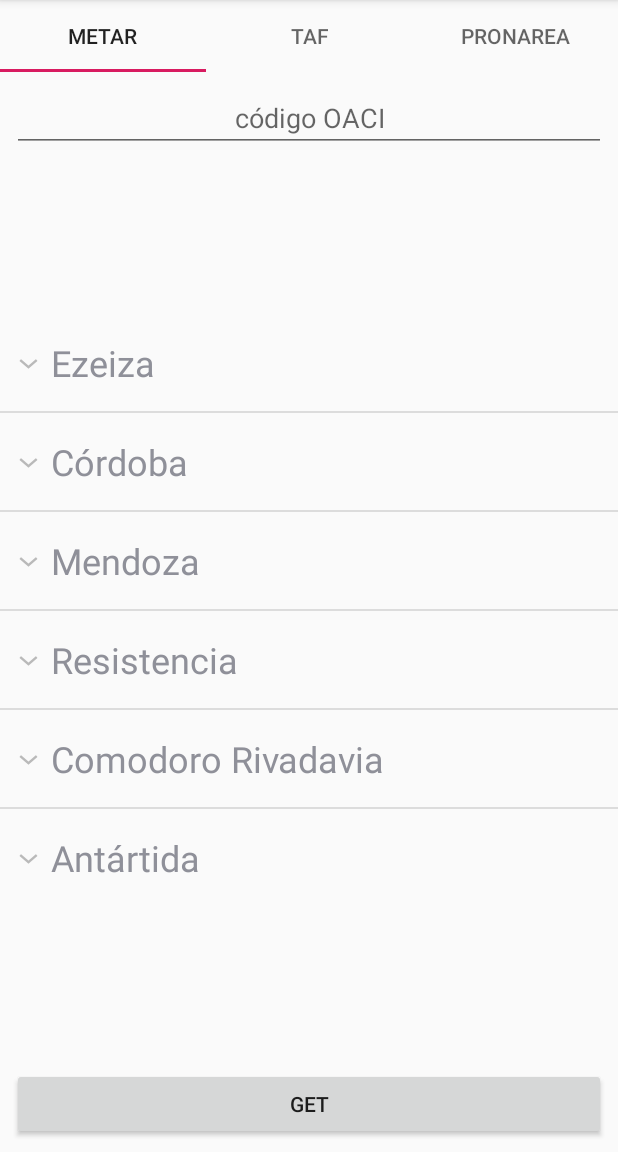
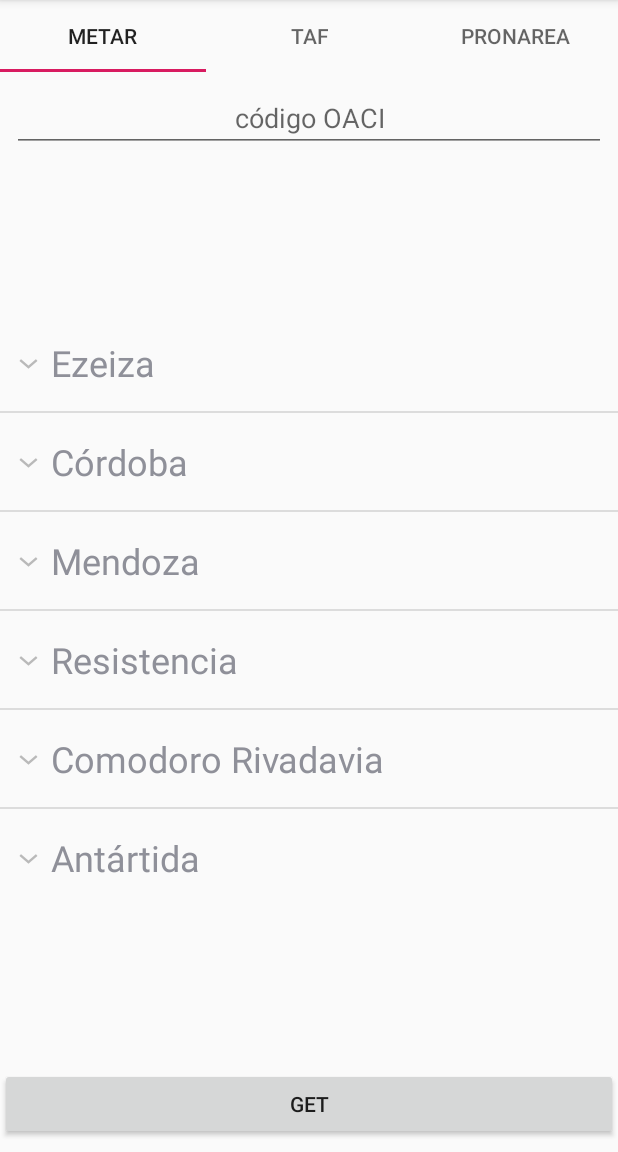
Before and after one commit to LeanzaBruno/MAERA, an Android app: the screen it shows after launch (MainActivity), after a tap on "GET", on a phone screen of 412 x 824 dp, the part 84-1236 px from its top. Run offline under Robolectric (Android 15) with nearby library versions, the phone set to English and light mode, and no system bars.

Commit message:
some changes

```diff
--- a/app/src/main/java/com/maera/AirportsDataBase.java
+++ b/app/src/main/java/com/maera/AirportsDataBase.java
@@ -2,102 +2,130 @@ package com.maera;
 
 import java.util.ArrayList;
 import java.util.Arrays;
-import java.util.LinkedList;
 import java.util.List;
 
 final class AirportsDataBase {
-
     static final private Airport SABE = new Airport("Aeroparque",      "SABE",true);
-    static final private Airport SAAG = new Airport("Gualeguaychú",    "SAAG", false);
+    static final private Airport SAZA = new Airport("Azul",            "SAZA", false);
     static final private Airport SAZB = new Airport("Bahía Blanca",    "SAZB",true);
     static final private Airport SAZS = new Airport("Bariloche",       "SAZS",true);
+
+    static final private Airport SADO = new Airport("Campo de Mayo",   "SADO", false);
     static final private Airport SAZY = new Airport("Chapelco",        "SAZY",true);
+    static final private Airport SAAC = new Airport("Concordia",       "SAAC",false);
     static final private Airport SADP = new Airport("El Palomar",      "SADP",true);
+
     static final private Airport SAEZ = new Airport("Ezeiza",          "SAEZ",true);
+    static final private Airport SAZG = new Airport("General Pico",    "SAZG",false);
+    static final private Airport SAAG = new Airport("Gualeguaychú",    "SAAG", false);
+    static final private Airport SAAJ = new Airport("Junín",           "SAZY",false);
+
     static final private Airport SAZM = new Airport("Mar del Plata",   "SAZM",true);
+    static final private Airport SADJ = new Airport("Mariano Moreno",  "SADJ",false);
+    static final private Airport SADM = new Airport("Marón",           "SADM",false);
     static final private Airport SAZN = new Airport("Neuquén",         "SAZN",true);
+
     static final private Airport SAAP = new Airport("Paraná",          "SAAP",true);
     static final private Airport SAAR = new Airport("Rosario",         "SAAR",true);
     static final private Airport SADF = new Airport("San Fernando",    "SADF",true);
     static final private Airport SAZR = new Airport("Santa Rosa",      "SAZR",true);
     static final private Airport SAAV = new Airport("Sauce Viejo",     "SAAV",true);
 
-    static final FIR EZE = new FIR(
+    static final private FIR EZE = new FIR(
             "EZE",
             "Ezeiza",
-
-            new LinkedList<Airport>(
-                    Arrays.asList(SABE, SAAG, SAZB, SAZS, SAZY, SADP, SAEZ, SAZM, SAZN, SAAP, SAAR, SADF, SAZR, SAAV )
+            new ArrayList<>(
+                    Arrays.asList(SABE, SAZA, SADO, SAAC, SAZG, SAAJ, SADJ, SADM, SAAG, SAZB, SAZS, SAZY, SADP, SAEZ, SAZM, SAZN, SAAP, SAAR, SADF, SAZR, SAAV )
             )
     );
 
-    static final FIR CBA = new FIR(
+
+    static final private Airport SANC = new Airport("Catamarca",            "SANC",true);
+    static final private Airport SACO = new Airport("Córdoba",              "SACO",true);
+    static final private Airport SACE = new Airport("Escuela de Aviación",  "SACE",false);
+    static final private Airport SASJ = new Airport("Jujuy",                "SASJ",true);
+
+    static final private Airport SANL = new Airport("La Rioja",             "SANL",true);
+    static final private Airport SAOC = new Airport("Río Cuarto",           "SAOC",true);
+    static final private Airport SASA = new Airport("Salta",                "SASA",true);
+    static final private Airport SAOS = new Airport("Santa Rosa del Conlara","SAOS",false);
+
+    static final private Airport SANE = new Airport("Santiago del Estero",  "SANE",true);
+    static final private Airport SAST = new Airport("Tartagal",            "SAST",false);
+    static final private Airport SANR = new Airport("Termas de Río Hondo",  "SANR",true);
+    static final private Airport SANT = new Airport("Tucuman",              "SANT",true);
+
+    static final private FIR CBA = new FIR(
             "CBA",
             "Córdoba",
-            new LinkedList<Airport>(
-            Arrays.asList(
-                    new Airport("Catamarca",            "SANC",true),
-                    new Airport("La Rioja",             "SANL",true),
-                    new Airport("Córdoba",              "SACO",true),
-                    new Airport("Jujuy",                "SASJ",true),
-                    new Airport("Río Cuarto",           "SAOC",true),
-                    new Airport("Salta",                "SASA",true),
-                    new Airport("Santiago del Estero",  "SANE",true),
-                    new Airport("Termas de Río Hondo",  "SANR",true),
-                    new Airport("Tucuman",              "SANT",true)
-            )
+            new ArrayList<>(
+                Arrays.asList(SANC, SACO, SACE, SASJ, SANL, SAOC, SASA, SAOS, SANR, SANE, SAST, SANT)
             )
     );
 
-    static final FIR DOZ = new FIR(
+    static final private Airport SAMM = new Airport("Malagüe", "SAMM", false);
+    static final private Airport SAME = new Airport("Mendoza",      "SAME", true);
+    static final private Airport SANU = new Airport("San Juan",     "SANU", true);
+    static final private Airport SAOU = new Airport("San Luis",     "SAOU", true);
+
+    static final private Airport SAMR = new Airport("San Rafael",   "SAMR", true);
+    static final private Airport SAOR = new Airport("Villa Reynolds",   "SAOR", false);
+
+    static final private FIR DOZ = new FIR(
             "DOZ",
             "Mendoza",
-            new LinkedList<Airport>(
-            Arrays.asList(
-                    new Airport("Mendoza",      "SAME", true),
-                    new Airport("San Juan",     "SANU", true),
-                    new Airport("San Luis",     "SAOU", true),
-                    new Airport("San Rafael",   "SAMR", true)
-            ))
+            new ArrayList<>(
+                Arrays.asList(SAMM, SAME, SANU, SAOU, SAMR, SAOR)
+            )
     );
 
-    static final FIR CRV = new FIR(
+
+    static final private Airport SAVC = new Airport("Comodoro Rivadavia", "SAVC", true);
+    static final private Airport SAWC = new Airport("El Calafate",        "SAWC", true);
+    static final private Airport SAVE = new Airport("Esquel",             "SAVE", true);
+    static final private Airport SAWP = new Airport("Perito Moreno",             "SAVE", false);
+
+    static final private Airport SAWD = new Airport("Puerto Deseado",             "SAWD", false);
+    static final private Airport SAVY = new Airport("Puerto Madryn",             "SAVY", false);
+    static final private Airport SAWG = new Airport("Río Gallegos",       "SAWG", true);
+    static final private Airport SAWE = new Airport("Río Grande",         "SAWE", true);
+
+    static final private Airport SAWJ = new Airport("San Julián",             "SAWJ", false);
+    static final private Airport SAWU = new Airport("Santa Cruz",             "SAWU", false);
+    static final private Airport SAVT = new Airport("Trelew",             "SAVT", true);
+    static final private Airport SAWH = new Airport("Ushuaia",            "SAWH", true);
+    static final private Airport SAVV = new Airport("Viedma",             "SAVV", true);
+    static final private FIR CRV = new FIR(
             "CRV",
             "Comodoro Rivadavia",
-            new LinkedList<Airport>(
-            Arrays.asList(
-                    new Airport("Comodoro Rivadavia", "SAVC", true),
-                    new Airport("El Calafate",        "SAWC", true),
-                    new Airport("Esquel",             "SAVE", true),
-                    new Airport("Río Gallegos",       "SAWG", true),
-                    new Airport("Río Grande",         "SAWE", true),
-                    new Airport("Trelew",             "SAVT", true),
-                    new Airport("Ushuaia",            "SAWH", true),
-                    new Airport("Viedma",             "SAVV", true)
-            ))
+            new ArrayList<>(
+                Arrays.asList(SAVC, SAWC, SAVE, SAWP, SAWD, SAVY, SAWG, SAWE, SAWJ, SAWU, SAVT, SAWH, SAVV)
+            )
     );
 
-    static final FIR SIS = new FIR(
+    static final private Airport SARC = new Airport("Corrientes",  "SARC",true);
+    static final private Airport SARF = new Airport("Formosa",     "SARF",true);
+    static final private Airport SARI = new Airport("Iguazú",      "SARI",true);
+    static final private Airport SARL = new Airport("Paso de los Libres",      "SARL",false);
+
+    static final private Airport SARP = new Airport("Posadas",     "SARP",true);
+    static final private Airport SATR = new Airport("Reconquista",      "SATR",true);
+    static final private Airport SARE = new Airport("Resistencia", "SARE",true);
+
+    static final private FIR SIS = new FIR(
             "SIS",
             "Resistencia",
-            new LinkedList<Airport>(
-            Arrays.asList(
-                    new Airport("Corrientes",  "SARC",true),
-                    new Airport("Formosa",     "SARF",true),
-                    new Airport("Iguazú",      "SARI",true),
-                    new Airport("Posadas",     "SARP",true),
-                    new Airport("Resistencia", "SARE",true)
-            ))
+            new ArrayList<>(
+                Arrays.asList(SARC, SARF, SARI, SARL, SARP, SATR, SARE)
+            )
     );
 
-    static final FIR ANTARTIDA = new FIR(
+    static final private Airport SAWB = new Airport("Marambio", "SAWB", true);
+
+    static final private FIR ANTARTIDA = new FIR(
             "Antártida",
             "Antártida",
-            new LinkedList<Airport>(
-                    Arrays.asList(
-                    new Airport("Base Marambio", "SAWB", true)
-                    )
-            )
+            new ArrayList<Airport>(){{add(SAWB);}}
     );
 
     static ArrayList<FIR> getFIRList(){
@@ -114,7 +142,7 @@ final class AirportsDataBase {
     static Airport getAirport(String code){
         final List<FIR> list = getFIRList();
         for(FIR fir : list ){
-            List<Airport> airports = EZE.getAirports();
+            List<Airport> airports = fir.getAirports();
             for(Airport airport : airports )
                 if( airport.getIcaoCode().equals(code))
                     return airport;
--- a/app/src/main/java/com/maera/MainActivity.java
+++ b/app/src/main/java/com/maera/MainActivity.java
@@ -1,6 +1,7 @@
 package com.maera;
 
 import androidx.appcompat.app.AppCompatActivity;
+import androidx.appcompat.widget.Toolbar;
 import androidx.viewpager.widget.ViewPager;
 import android.os.Bundle;
 import com.google.android.material.tabs.TabLayout;
--- a/app/src/main/java/com/maera/MetarFragment.java
+++ b/app/src/main/java/com/maera/MetarFragment.java
@@ -1,28 +1,26 @@
 package com.maera;
 
 import android.content.Context;
-import android.graphics.drawable.ColorDrawable;
-import android.graphics.drawable.Drawable;
 import android.os.Bundle;
-import android.os.Message;
 import android.util.Pair;
 import android.view.LayoutInflater;
 import android.view.View;
 import android.view.ViewGroup;
 import android.widget.Button;
-import android.widget.CheckBox;
 import android.widget.EditText;
 import android.widget.ExpandableListView;
+import android.widget.Toast;
+
 import androidx.annotation.NonNull;
 import androidx.annotation.Nullable;
 import androidx.fragment.app.Fragment;
-
 import java.util.ArrayList;
+import java.util.Arrays;
 import java.util.List;
 
 public final class MetarFragment extends Fragment {
     private Context _context;
-    private EditText _icaoCode;
+    private EditText _searchText;
     private Button _getBtn;
     private ExpandableListView _firList;
     private AirportsListAdapter _adapter;
@@ -31,7 +29,7 @@ public final class MetarFragment extends Fragment {
 
     private void setUpViewsReferences(@NonNull View view)
     {
-        _icaoCode = view.findViewById(R.id.search);
+        _searchText = view.findViewById(R.id.search);
         _getBtn = view.findViewById(R.id.get);
         _firList = view.findViewById(R.id.list);
     }
@@ -47,27 +45,32 @@ public final class MetarFragment extends Fragment {
     }
 
     private void setUpEvents() {
+        _firList.setOnGroupExpandListener(new ExpandableListView.OnGroupExpandListener() {
+            @Override
+            public void onGroupExpand(int i) {
+                _searchText.setEnabled(false);
+            }
+        });
+
         _getBtn.setOnClickListener(new View.OnClickListener() {
             @Override
             public void onClick(View view) {
-                /*
-                if(_icaoCode.getText().length() < 4 ){
-                    Toast.makeText(_context, "Debes ingresar un código OACI", Toast.LENGTH_SHORT).show();
-                    return;
+                List<Airport> airports;
+                if( _searchText.isEnabled() ){
+                    if(_searchText.getText().length() < 4 ){
+                        Toast.makeText(_context, "Debes ingresar un código OACI", Toast.LENGTH_SHORT).show();
+                        return;
+                    }
+                    airports = new ArrayList<>();
+                    airports.add(AirportsDataBase.getAirport(_searchText.getText().toString()));
                 }
-                Airport airport = AirportsDataBase.getAirport(_icaoCode.getText().toString().toUpperCase());
-                if( airport != null )
-                    new WeatherReportDownloader(_context,airport, WeatherReport.TYPE.METAR).execute();
                 else
-                    Toast.makeText(_context, "El código OACI ingresado es incorrecto", Toast.LENGTH_SHORT).show();
-                 */
+                    airports = _adapter.getRequestedAirports();
 
-                new WeatherReportDownloader( _context, _adapter.getRequestedAirports(), WeatherReport.TYPE.METAR ).execute();
+                new WeatherReportDownloader( _context, airports, WeatherReport.TYPE.METAR ).execute();
             }
         });
     }
-
-
 
     @Override
     public View onCreateView(@NonNull LayoutInflater inflater,
--- a/app/src/main/res/layout/fragment_metar.xml
+++ b/app/src/main/res/layout/fragment_metar.xml
@@ -1,15 +1,14 @@
 <?xml version="1.0" encoding="utf-8"?>
 <androidx.constraintlayout.widget.ConstraintLayout
-    xmlns:android="http://schemas.android.com/apk/res/android"
     xmlns:app="http://schemas.android.com/apk/res-auto"
     android:layout_width="match_parent"
     android:layout_height="match_parent"
     android:focusable="true"
-    android:focusableInTouchMode="true">
+    android:focusableInTouchMode="true"
+    xmlns:android="http://schemas.android.com/apk/res/android">
 
     <EditText
         android:id="@+id/search"
-            android:importantForAutofill="no"
         android:layout_width="match_parent"
         android:layout_height="wrap_content"
         android:layout_marginStart="8dp"
@@ -20,6 +19,7 @@
         android:ems="10"
         android:gravity="center"
         android:hint="@string/icao"
+        android:importantForAutofill="no"
         android:inputType="textPersonName"
         android:textSize="@dimen/checkbox_icao"
         app:layout_constraintEnd_toEndOf="parent"
@@ -37,20 +37,16 @@
         app:layout_constraintEnd_toEndOf="parent"
         app:layout_constraintHorizontal_bias="1"
         app:layout_constraintStart_toStartOf="parent"
-        app:layout_constraintTop_toBottomOf="@id/search"/>
+        app:layout_constraintTop_toBottomOf="@id/search" />
 
     <Button
         android:id="@+id/get"
         android:layout_width="match_parent"
         android:layout_height="wrap_content"
-        android:layout_marginStart="8dp"
-        android:layout_marginLeft="8dp"
-        android:layout_marginEnd="8dp"
-        android:layout_marginRight="8dp"
         android:layout_marginBottom="8dp"
         android:text="@string/get"
         app:layout_constraintBottom_toBottomOf="parent"
-        app:layout_constraintEnd_toEndOf="parent"
-        app:layout_constraintStart_toStartOf="parent" />
+        app:layout_constraintEnd_toEndOf="@+id/list"
+        app:layout_constraintStart_toStartOf="@+id/list" />
 
 </androidx.constraintlayout.widget.ConstraintLayout>
```
Also changed, not shown: 20 other files. Lines whose indentation alone changed are shown as unchanged.
